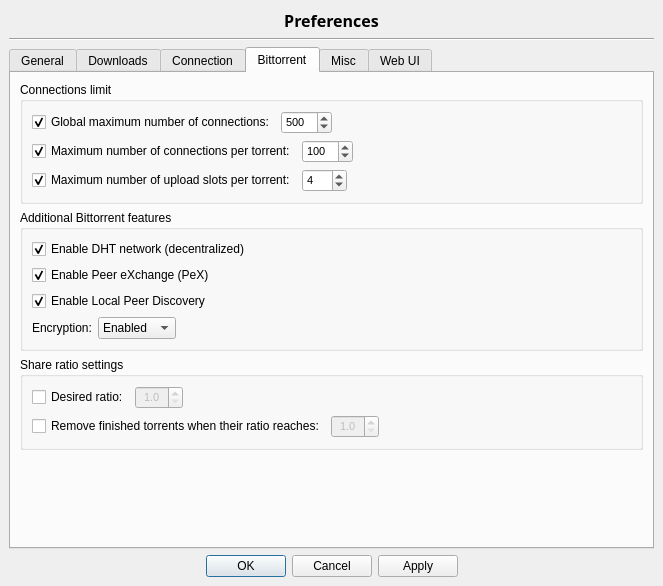
Old version of the form src/options.ui in the repository SysAdminDoc/qBittorrent-Vanced.
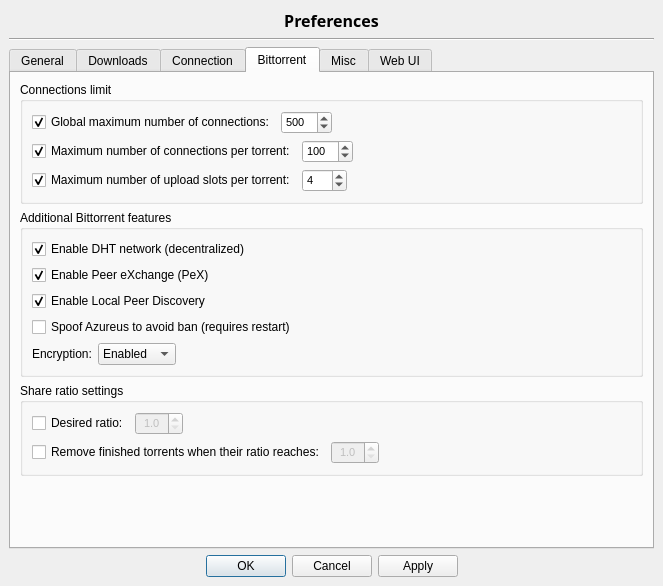
New version of the form. The open tabs and pages were chosen to show the change. Icons and pictures are not drawn.

Commit message: - Can spoof Azureus peer id and user agent to avoid ban

What changed in the file:
```diff
--- a/src/options.ui
+++ b/src/options.ui
@@ -1361,6 +1361,13 @@
             </property>
            </widget>
           </item>
+          <item>
+           <widget class="QCheckBox" name="checkAzureusSpoof" >
+            <property name="text" >
+             <string>Spoof Azureus to avoid ban (requires restart)</string>
+            </property>
+           </widget>
+          </item>
           <item>
            <layout class="QHBoxLayout" >
             <item>
```
The commit also changes 5 other files.
